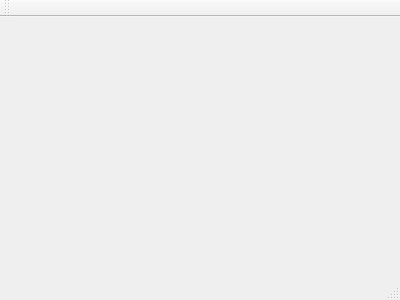
Above: mainwindow.ui from danny97101/Comp_Vision_Lab_02 before the change. Below: the same form after it.
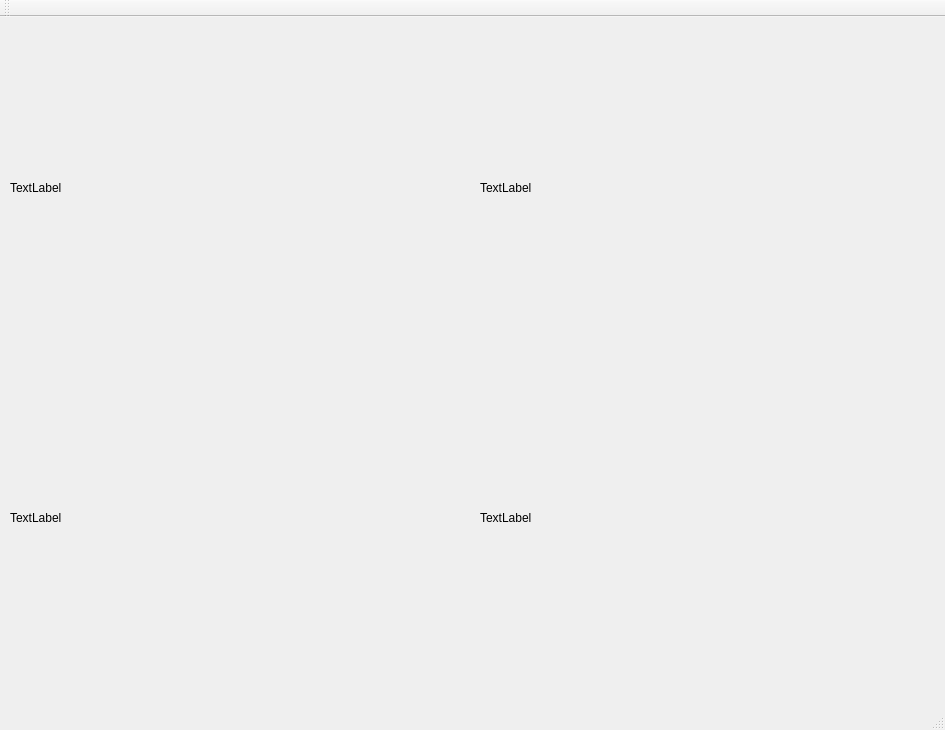
That is the form after the change.

Patch:
```diff
--- a/mainwindow.ui
+++ b/mainwindow.ui
@@ -1,24 +1,92 @@
 <ui version="4.0">
  <class>MainWindow</class>
- <widget class="QMainWindow" name="MainWindow" >
-  <property name="geometry" >
+ <widget class="QMainWindow" name="MainWindow">
+  <property name="geometry">
    <rect>
     <x>0</x>
     <y>0</y>
-    <width>400</width>
-    <height>300</height>
+    <width>945</width>
+    <height>730</height>
    </rect>
   </property>
   <property name="windowTitle" >
    <string>MainWindow</string>
   </property>
-  <widget class="QMenuBar" name="menuBar" />
-  <widget class="QToolBar" name="mainToolBar" />
-  <widget class="QWidget" name="centralWidget" />
-  <widget class="QStatusBar" name="statusBar" />
+  <widget class="QWidget" name="centralWidget">
+   <widget class="QLabel" name="imageOut">
+    <property name="geometry">
+     <rect>
+      <x>10</x>
+      <y>10</y>
+      <width>451</width>
+      <height>321</height>
+     </rect>
+    </property>
+    <property name="text">
+     <string>TextLabel</string>
+    </property>
+   </widget>
+   <widget class="QLabel" name="imageOut_2">
+    <property name="geometry">
+     <rect>
+      <x>480</x>
+      <y>10</y>
+      <width>451</width>
+      <height>321</height>
+     </rect>
+    </property>
+    <property name="text">
+     <string>TextLabel</string>
+    </property>
+   </widget>
+   <widget class="QLabel" name="imageOut_3">
+    <property name="geometry">
+     <rect>
+      <x>10</x>
+      <y>340</y>
+      <width>451</width>
+      <height>321</height>
+     </rect>
+    </property>
+    <property name="text">
+     <string>TextLabel</string>
+    </property>
+   </widget>
+   <widget class="QLabel" name="imageOut_4">
+    <property name="geometry">
+     <rect>
+      <x>480</x>
+      <y>340</y>
+      <width>451</width>
+      <height>321</height>
+     </rect>
+    </property>
+    <property name="text">
+     <string>TextLabel</string>
+    </property>
+   </widget>
+  </widget>
+  <widget class="QMenuBar" name="menuBar">
+   <property name="geometry">
+    <rect>
+     <x>0</x>
+     <y>0</y>
+     <width>945</width>
+     <height>22</height>
+    </rect>
+   </property>
+  </widget>
+  <widget class="QToolBar" name="mainToolBar">
+   <attribute name="toolBarArea">
+    <enum>TopToolBarArea</enum>
+   </attribute>
+   <attribute name="toolBarBreak">
+    <bool>false</bool>
+   </attribute>
+  </widget>
+  <widget class="QStatusBar" name="statusBar"/>
  </widget>
- <layoutDefault spacing="6" margin="11" />
- <pixmapfunction></pixmapfunction>
+ <layoutdefault spacing="6" margin="11"/>
  <resources/>
  <connections/>
 </ui>
```
Left out of the diff: 3 changed lines with no effect on the pictures.
